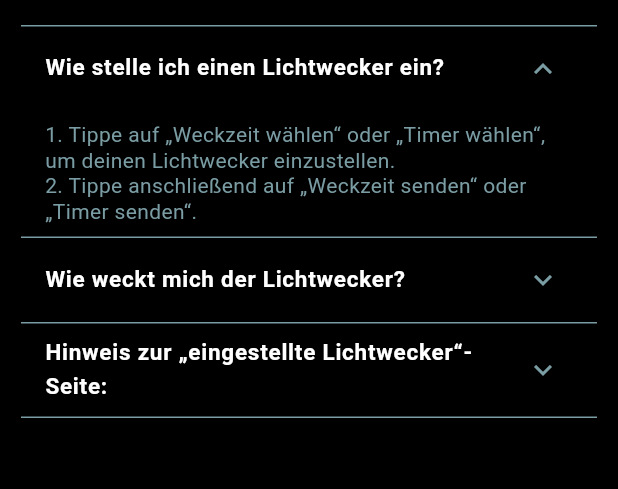
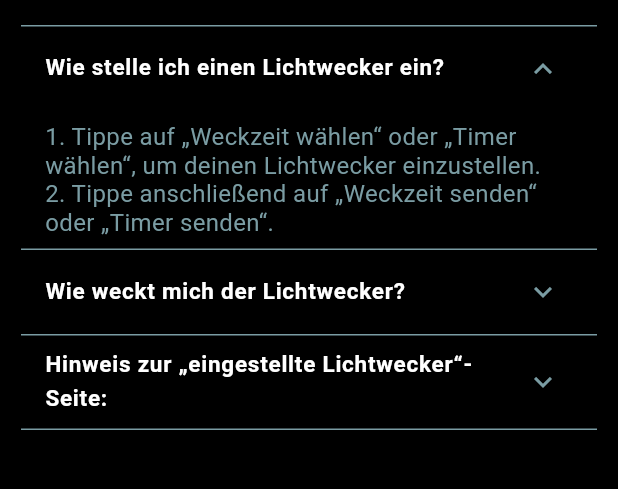
Before and after one commit to SomnusSunMask/SunMask-new, a Flutter app: the InfoPage screen opened directly, after a tap on "Wie verbinde ich die SunMask?", after a tap on "Wie stelle ich einen Lichtwecker ein?", on a phone screen of 412 x 824 dp, the part 164-653 px from its top. Run offline on Flutter 3.47's test engine with Material 3 defaults, Android fonts, the phone set to English and light mode, and no system bars; our stand-ins replace flutter_blue_plus, geolocator, shared_preferences; missing offline and left inert: app_settings; accounts and stored records are empty.

Commit message:
Update main.dart

```diff
--- a/lib/main.dart
+++ b/lib/main.dart
@@ -737,27 +737,27 @@ class _InfoPageState extends State<InfoPage> with SingleTickerProviderStateMixin
                       '2. Aktualisiere oben rechts, um nach Geräten zu suchen.\n'
                       '3. Wähle deine SunMask aus der Liste aus, um dich zu verbinden.\n'
                       '4. Du hast anschließend 60 Sekunden* Zeit, um Weckzeit oder Timer einzustellen.\n',
-                      style: TextStyle(color: blaugrau, fontSize: 14, height: 1.2),
+                      style: TextStyle(color: blaugrau, fontSize: 16, height: 1.2),
                     ),
                     Text(
                       '* Um Akku zu sparen, wird Bluetooth 60 Sekunden nach dem Start deaktiviert.',
-                      style: TextStyle(color: blaugrau, fontSize: 10, height: 1.3),
+                      style: TextStyle(color: blaugrau, fontSize: 12, height: 1.3),
                     ),
                   ],
                 ),
                 Text(
                   '1. Tippe auf „Weckzeit wählen“ oder „Timer wählen“, um deinen Lichtwecker einzustellen.\n'
                   '2. Tippe anschließend auf „Weckzeit senden“ oder „Timer senden“.',
-                  style: TextStyle(color: blaugrau, fontSize: 14, height: 1.2),
+                  style: TextStyle(color: blaugrau, fontSize: 16, height: 1.2),
                 ),
                 Text(
                   'Nach Ablauf des Timers oder beim Erreichen der Weckzeit werden die LEDs für 10 Minuten langsam heller und bleiben danach für weitere 10 Minuten auf maximaler Helligkeit.\n\n'
                   'Es wird empfohlen, zusätzlich einen akustischen Wecker zu stellen, der kurz vor dem Ausgehen der LEDs klingelt.',
-                  style: TextStyle(color: blaugrau, fontSize: 14, height: 1.2),
+                  style: TextStyle(color: blaugrau, fontSize: 16, height: 1.2),
                 ),
                 Text(
                   'Mit der „eingestellte Lichtwecker“-Seite kannst du, ohne die SunMask zu starten, deine eingestellten Lichtwecker überprüfen. Du erreichst sie in der Geräteübersicht mit Klick auf "SunMask (nicht verfügbar)" oder auf das "i".',
-                  style: TextStyle(color: blaugrau, fontSize: 14, height: 1.2),
+                  style: TextStyle(color: blaugrau, fontSize: 16, height: 1.2),
                 ),
               ];
 
@@ -1082,7 +1082,7 @@ void showFirstTimeUsageHint() async {
 }
   String wakeTimeButtonText() {
     if (selectedWakeTime != null) {
-      return "Weckzeit wählen – ${selectedWakeTime!.hour.toString().padLeft(2, '0')}:${selectedWakeTime!.minute.toString().padLeft(2, '0')}";
+      return "Weckzeit ausgewählt: ${selectedWakeTime!.hour.toString().padLeft(2, '0')}:${selectedWakeTime!.minute.toString().padLeft(2, '0')}";
     }
     return "Weckzeit wählen";
   }
@@ -1091,7 +1091,7 @@ void showFirstTimeUsageHint() async {
     if (selectedTimerMinutes != null) {
       final hours = selectedTimerMinutes! ~/ 60;
       final minutes = selectedTimerMinutes! % 60;
-      return "Timer wählen – ${hours}h ${minutes}min";
+      return "Timer ausgewählt: ${hours}h ${minutes}min";
     }
     return "Timer wählen";
   }
```
